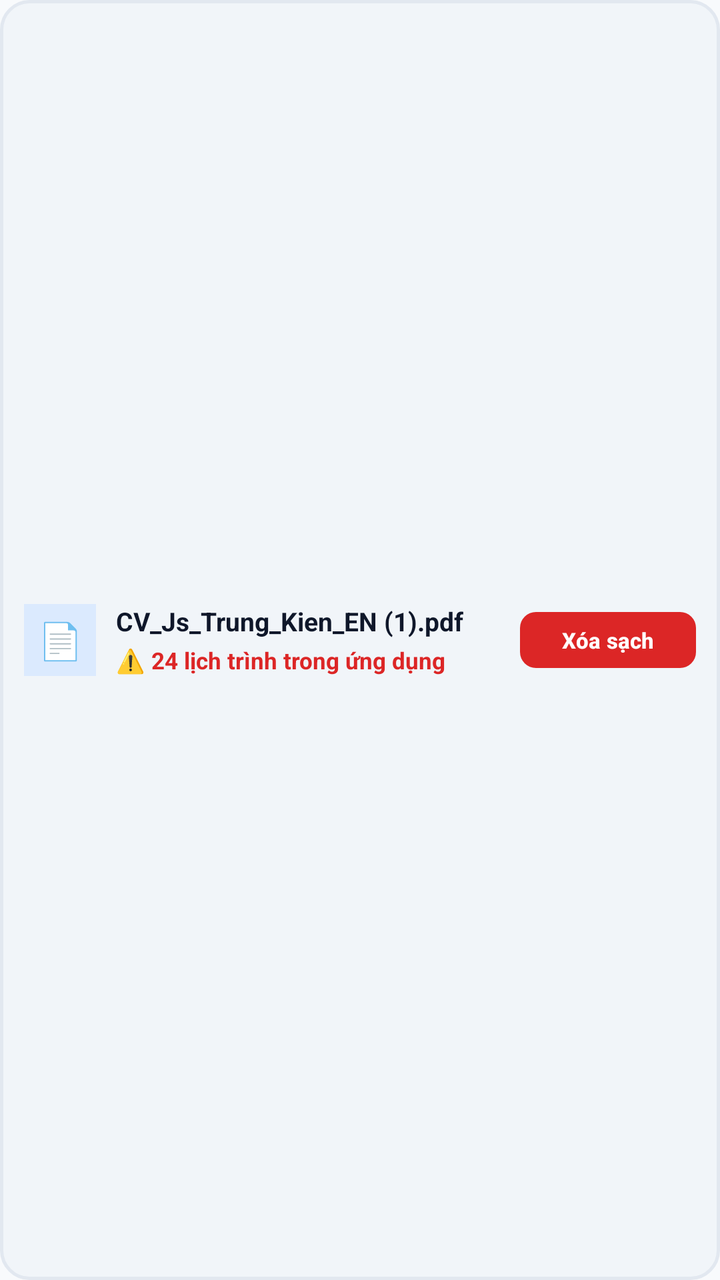
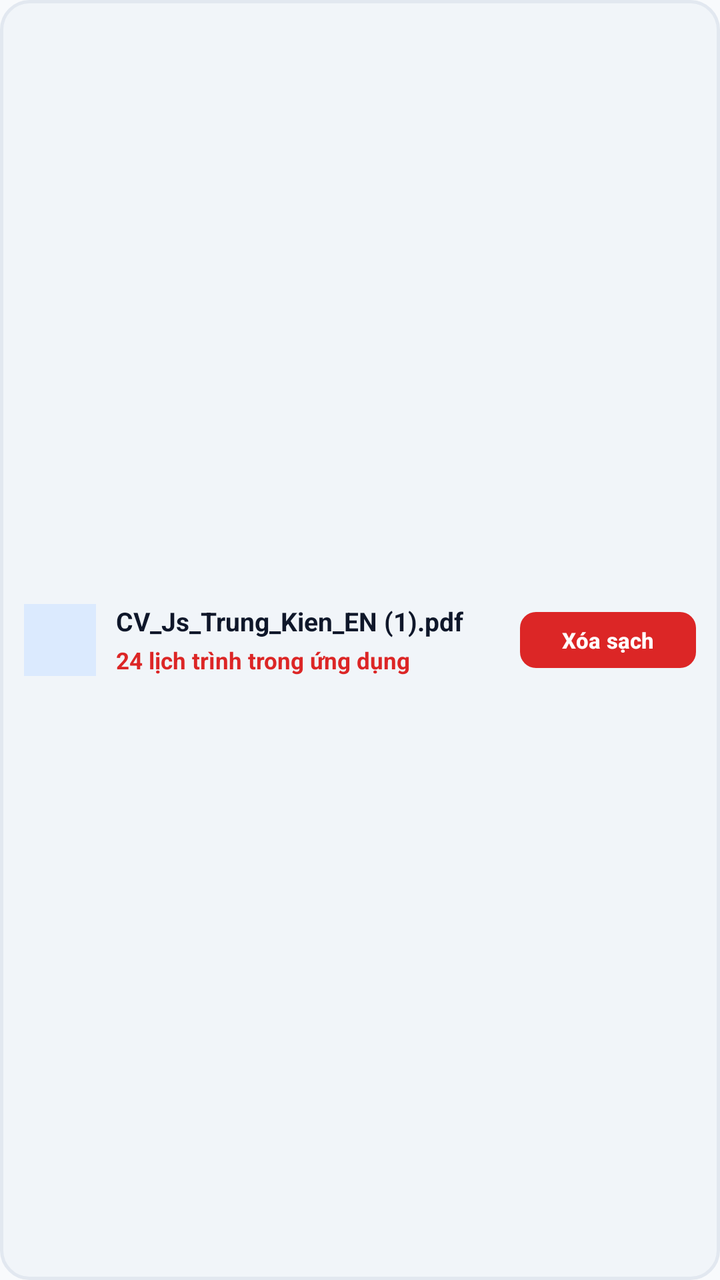

Screens rendered from an Android XML layout before and after an edit, with the pre-edit source and the edit as a unified diff.
<!-- AndroidManifest.xml: application theme Theme.LectuPlan -->
<!-- res/layout/item_manage_file_entry.xml -->
<?xml version="1.0" encoding="utf-8"?>
<LinearLayout
    xmlns:android="http://schemas.android.com/apk/res/android"
    xmlns:app="http://schemas.android.com/apk/res-auto"
    android:layout_width="match_parent"
    android:layout_height="wrap_content"
    android:orientation="horizontal"
    android:gravity="center_vertical"
    android:background="@drawable/bg_search_input"
    android:padding="12dp"
    android:layout_marginVertical="4dp">

    <TextView
        android:id="@+id/tvManageFileIcon"
        android:layout_width="36dp"
        android:layout_height="36dp"
        android:background="#DBEAFE"
        android:gravity="center"
        android:text="📄"
        android:textSize="18sp" />

    <LinearLayout
        android:layout_width="0dp"
        android:layout_height="wrap_content"
        android:layout_weight="1"
        android:layout_marginStart="10dp"
        android:orientation="vertical">

        <TextView
            android:id="@+id/tvManageFileName"
            android:layout_width="match_parent"
            android:layout_height="wrap_content"
            android:text="CV_Js_Trung_Kien_EN (1).pdf"
            android:textColor="@color/text_primary"
            android:textSize="13sp"
            android:textStyle="bold"
            android:ellipsize="middle"
            android:singleLine="true" />

        <TextView
            android:id="@+id/tvManageFileCount"
            android:layout_width="wrap_content"
            android:layout_height="wrap_content"
            android:layout_marginTop="3dp"
            android:text="⚠️ 24 lịch trình trong ứng dụng"
            android:textColor="#DC2626"
            android:textSize="11.5sp"
            android:textStyle="bold" />
    </LinearLayout>

    <com.google.android.material.button.MaterialButton
        android:id="@+id/btnDeleteThisFileEvents"
        android:layout_width="wrap_content"
        android:layout_height="wrap_content"
        android:minHeight="36dp"
        android:layout_marginStart="8dp"
        android:text="Xóa sạch"
        android:textColor="#FFFFFF"
        android:textSize="11sp"
        android:textStyle="bold"
        android:paddingHorizontal="10dp"
        android:paddingVertical="4dp"
        app:cornerRadius="8dp"
        app:backgroundTint="#DC2626" />
</LinearLayout>
<!-- resources referenced by this layout -->
<resources>
  <color name="text_primary">#0F172A</color>
  <!-- drawable bg_search_input (drawable) -->
  <?xml version="1.0" encoding="utf-8"?>
  <shape xmlns:android="http://schemas.android.com/apk/res/android"
      android:shape="rectangle">
      <solid android:color="@color/surface_card_secondary" />
      <corners android:radius="14dp" />
      <stroke
          android:width="1.5dp"
          android:color="@color/border_subtle" />
  </shape>
  <style name="Theme.LectuPlan" parent="Base.Theme.LectuPlan" />
  <color name="surface_card_secondary">#F1F5F9</color>
  <color name="border_subtle">#E2E8F0</color>
  <style name="Base.Theme.LectuPlan" parent="Theme.Material3.DayNight.NoActionBar">
          <item name="android:windowBackground">@color/window_background</item>
          <item name="colorSurface">@color/surface_card</item>
          <item name="colorOnSurface">@color/text_primary</item>
          <item name="colorSurfaceVariant">@color/surface_card_secondary</item>
          <item name="colorOnSurfaceVariant">@color/text_secondary</item>
          
          <item name="android:windowLightStatusBar" tools:targetApi="23">true</item>
          <item name="android:windowLightNavigationBar" tools:targetApi="27">true</item>
      </style>
  <color name="window_background">#F8FAFC</color>
  <color name="surface_card">#FFFFFF</color>
  <color name="text_secondary">#475569</color>
</resources>

<!-- the commit's change to res/layout/item_manage_file_entry.xml (unified diff, before → after) -->
@@ -16,7 +16,7 @@
         android:layout_height="36dp"
         android:background="#DBEAFE"
         android:gravity="center"
-        android:text="📄"
+        android:text=""
         android:textSize="18sp" />
 
     <LinearLayout
@@ -42,7 +42,7 @@
             android:layout_width="wrap_content"
             android:layout_height="wrap_content"
             android:layout_marginTop="3dp"
-            android:text="⚠️ 24 lịch trình trong ứng dụng"
+            android:text="24 lịch trình trong ứng dụng"
             android:textColor="#DC2626"
             android:textSize="11.5sp"
             android:textStyle="bold" />
<!-- resource entries referenced after the edit -->
@@ -20,6 +20,7 @@
           <item name="colorOnSurface">@color/text_primary</item>
           <item name="colorSurfaceVariant">@color/surface_card_secondary</item>
           <item name="colorOnSurfaceVariant">@color/text_secondary</item>
+          <item name="elevationOverlayEnabled">false</item>
           
           <item name="android:windowLightStatusBar" tools:targetApi="23">true</item>
           <item name="android:windowLightNavigationBar" tools:targetApi="27">true</item>
